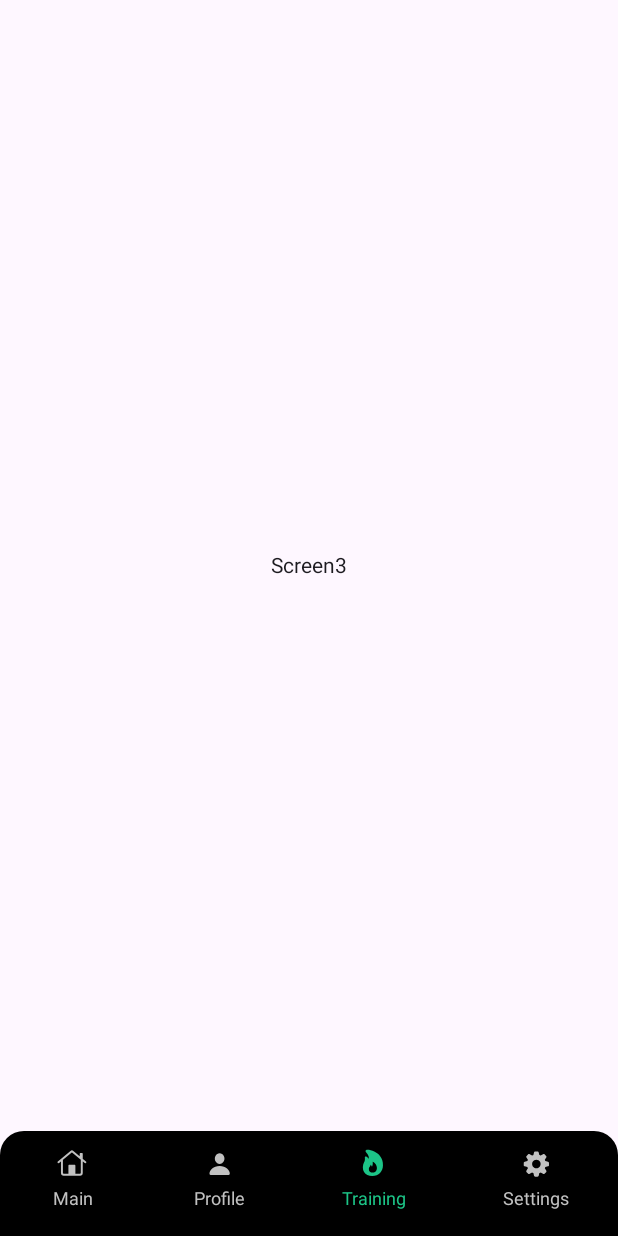
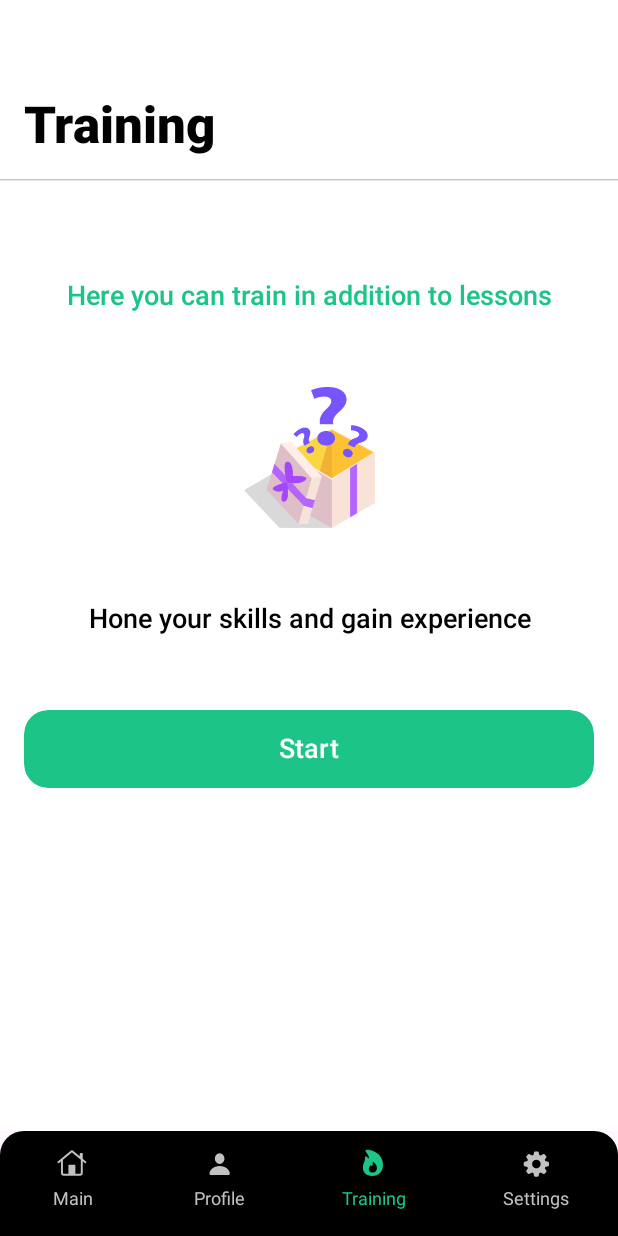
Before and after one commit to jopakula/TestApp, an Android app built with Jetpack Compose: the HomeScreen screen opened through its navigation route, after a tap on "Training", on a phone screen of 412 x 824 dp. Run offline under Robolectric (Android 15) with nearby library versions, the phone set to English and light mode, and no system bars.

Commit message:
Training screen was updated

```diff
--- a/app/src/main/java/com/example/testapp/navigation/BottomNavigation.kt
+++ b/app/src/main/java/com/example/testapp/navigation/BottomNavigation.kt
@@ -8,8 +8,8 @@ import androidx.navigation.compose.composable
 import com.example.testapp.ui.screens.bottom.DetailsScreen
 import com.example.testapp.ui.screens.bottom.MainScreen
 import com.example.testapp.ui.screens.bottom.Screen2
-import com.example.testapp.ui.screens.bottom.Screen3
 import com.example.testapp.ui.screens.bottom.SettingsScreen
+import com.example.testapp.ui.screens.bottom.TrainingScreen
 
 @Composable
 fun BottomNavigation(
@@ -32,7 +32,7 @@ fun BottomNavigation(
         }
 
         composable(Screens.Screen2.screen) { Screen2() }
-        composable(Screens.Screen3.screen) { Screen3() }
+        composable(Screens.Training.screen) { TrainingScreen() }
         composable(Screens.Settings.screen) { SettingsScreen() }
     }
 
--- a/app/src/main/java/com/example/testapp/navigation/Screens.kt
+++ b/app/src/main/java/com/example/testapp/navigation/Screens.kt
@@ -9,7 +9,7 @@ sealed class Screens(
     data object Home: Screens("home")
     data object Main: Screens("main")
     data object Screen2: Screens("screen2")
-    data object Screen3: Screens("screen3")
+    data object Training: Screens("training")
     data object Settings: Screens("settings")
     data object Detail: Screens("detail/{cardId}"){
         fun createRoute(cardId: Int) = "detail/$cardId"
--- a/app/src/main/java/com/example/testapp/ui/screens/bottom/Screen3.kt
+++ /dev/null
@@ -1,26 +0,0 @@
-package com.example.testapp.ui.screens.bottom
-
-import androidx.compose.foundation.layout.Arrangement
-import androidx.compose.foundation.layout.Column
-import androidx.compose.foundation.layout.fillMaxSize
-import androidx.compose.material3.Text
-import androidx.compose.runtime.Composable
-import androidx.compose.ui.Alignment
-import androidx.compose.ui.Modifier
-import com.example.testapp.ui.helpfulFunctions.ChangeStatusBarColor
-import com.example.testapp.uikit.common.WhiteColor
-
-@Composable
-fun Screen3(){
-    ChangeStatusBarColor(color = WhiteColor, isIconsLight = false)
-    Column(
-        modifier = Modifier
-            .fillMaxSize(),
-        verticalArrangement = Arrangement.Center,
-        horizontalAlignment = Alignment.CenterHorizontally,
-    ) {
-        Text(
-            text = "Screen3"
-        )
-    }
-}
--- /dev/null
+++ b/app/src/main/java/com/example/testapp/ui/screens/bottom/TrainingScreen.kt
@@ -0,0 +1,88 @@
+package com.example.testapp.ui.screens.bottom
+
+import androidx.compose.foundation.Image
+import androidx.compose.foundation.background
+import androidx.compose.foundation.layout.Arrangement
+import androidx.compose.foundation.layout.Column
+import androidx.compose.foundation.layout.fillMaxSize
+import androidx.compose.foundation.layout.padding
+import androidx.compose.foundation.layout.size
+import androidx.compose.material3.HorizontalDivider
+import androidx.compose.material3.Text
+import androidx.compose.runtime.Composable
+import androidx.compose.ui.Alignment
+import androidx.compose.ui.Modifier
+import androidx.compose.ui.res.painterResource
+import androidx.compose.ui.text.font.FontWeight
+import androidx.compose.ui.text.style.TextAlign
+import androidx.compose.ui.tooling.preview.Preview
+import androidx.compose.ui.unit.dp
+import androidx.compose.ui.unit.sp
+import com.example.testapp.R
+import com.example.testapp.ui.helpfulFunctions.ChangeStatusBarColor
+import com.example.testapp.uikit.button.MyButton
+import com.example.testapp.uikit.common.BlackColor
+import com.example.testapp.uikit.common.GreenColor
+import com.example.testapp.uikit.common.WhiteColor
+
+@Composable
+fun TrainingScreen() {
+    ChangeStatusBarColor(color = WhiteColor, isIconsLight = false)
+    Column(
+        modifier = Modifier
+            .fillMaxSize()
+            .background(color = WhiteColor),
+        verticalArrangement = Arrangement.Top,
+        horizontalAlignment = Alignment.Start,
+    ) {
+        Text(
+            modifier = Modifier
+                .padding(start = 16.dp, top = 64.dp, end = 16.dp, bottom = 16.dp),
+            text = "Training",
+            fontSize = 34.sp,
+            fontWeight = FontWeight.ExtraBold,
+            color = BlackColor
+        )
+        HorizontalDivider()
+        Column(
+            modifier = Modifier
+                .padding(16.dp),
+            verticalArrangement = Arrangement.spacedBy(50.dp),
+            horizontalAlignment = Alignment.CenterHorizontally,
+        ) {
+            Text(
+                modifier = Modifier
+                    .padding(top = 50.dp),
+                text = "Here you can train in addition to lessons",
+                color = GreenColor,
+                fontSize = 18.sp,
+                fontWeight = FontWeight.SemiBold,
+                textAlign = TextAlign.Center
+            )
+            Image(
+                modifier = Modifier
+                    .size(94.dp),
+                painter = painterResource(R.drawable.present_box),
+                contentDescription = null
+            )
+            Text(
+                text = "Hone your skills and gain experience",
+                color = BlackColor,
+                fontSize = 18.sp,
+                fontWeight = FontWeight.SemiBold,
+                textAlign = TextAlign.Center
+            )
+            MyButton(
+                buttonText = "Start"
+            )
+        }
+
+    }
+}
+
+
+@Composable
+@Preview
+private fun TrainingScreenPreview() {
+    TrainingScreen()
+}
--- a/app/src/main/java/com/example/testapp/ui/screens/start/HomeScreen.kt
+++ b/app/src/main/java/com/example/testapp/ui/screens/start/HomeScreen.kt
@@ -38,7 +38,7 @@ fun HomeScreen() {
                         1 -> navigationController.navigate(Screens.Screen2.screen) {
                             popUpTo(0) { inclusive = true }
                         }
-                        2 -> navigationController.navigate(Screens.Screen3.screen) {
+                        2 -> navigationController.navigate(Screens.Training.screen) {
                             popUpTo(0) { inclusive = true }
                         }
                         3 -> navigationController.navigate(Screens.Settings.screen) {
```
Also changed, not shown: app/src/main/res/drawable/present_box.png (added).
